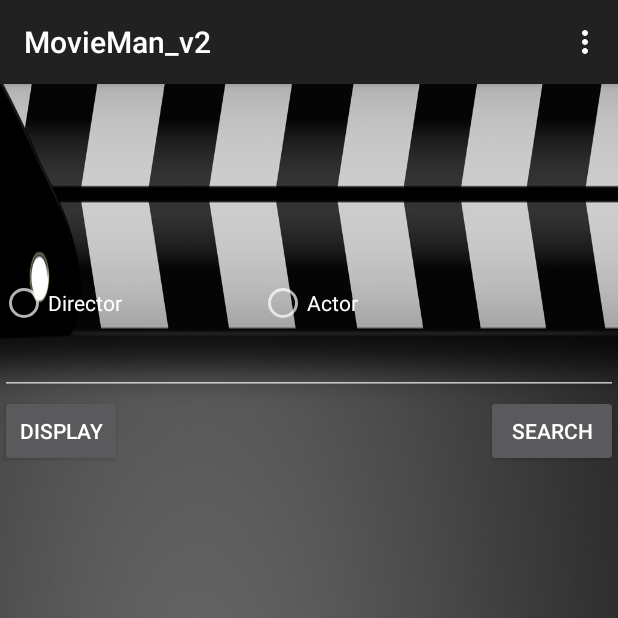
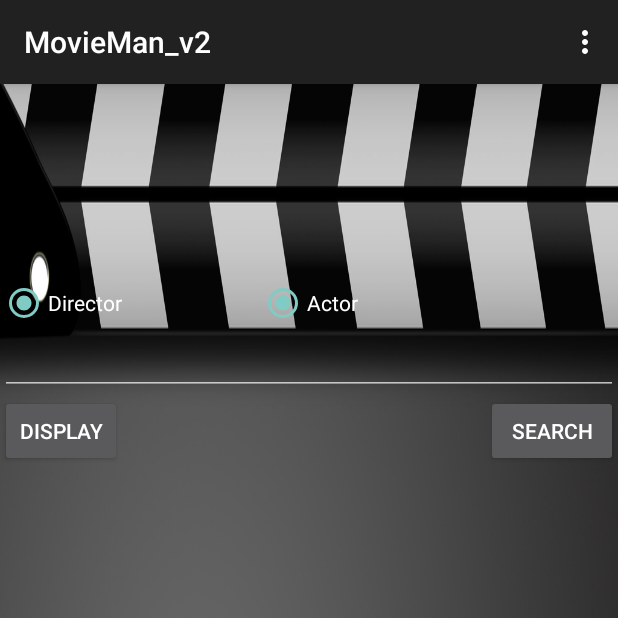
Before and after one commit to rochforp/MovieMan_v2.1, an Android app: the screen it shows after launch (MainActivity), in the options menu, after a tap on "Settings", on a phone screen of 412 x 824 dp, the top half of it. Run offline under Robolectric (Android 15) with nearby library versions, the phone set to English and light mode, and no system bars.

Commit message:
Updated: now has radio buttons but they still don't work correctly.

```diff
--- a/app/src/main/res/layout/activity_main.xml
+++ b/app/src/main/res/layout/activity_main.xml
@@ -4,13 +4,13 @@
     android:layout_width="match_parent"
     android:layout_height="match_parent"
     android:orientation="horizontal"
-    android:background="@mipmap/movie_background"
-    >
+    android:background="@mipmap/movie_background">
+
+    <!-- Dont put radio buttons inside the radio group unless we only want one to be selected-->
     <RadioGroup
         android:id="@+id/radioSex"
         android:layout_width="wrap_content"
         android:layout_height="wrap_content" >
-
     </RadioGroup>
 
     <RadioButton
@@ -21,9 +21,34 @@
         android:layout_gravity="center_vertical"
         android:layout_alignTop="@+id/radioActors"
         android:layout_alignParentLeft="true"
-        android:layout_alignParentStart="true" />
+        android:layout_alignParentStart="true"
+        android:onClick="OnRadioButtonClicked"
+    />
+    <!--android: android:onClick="sendSearchDirector" this will handle the search for directors. Still need to write -->
 
-    <!-- wanted to name it edit_search instead of edit_message but don't wanna mess anything up -->
+    <RadioButton
+        android:id="@+id/radioActors"
+        android:layout_width="wrap_content"
+        android:layout_height="wrap_content"
+        android:text="@string/radio_actor"
+        android:layout_gravity="center_vertical"
+        android:layout_marginTop="90dp"
+        android:layout_below="@+id/edit_message"
+        android:layout_centerHorizontal="true"
+        android:checked="true"
+
+        />
+    <!--android: android:onClick="sendSearchActor" this will handle the search for directors. Still need to write -->
+
+    <Button
+        android:id="@+id/btnDisplay"
+        android:layout_width="wrap_content"
+        android:layout_height="wrap_content"
+        android:text="@string/btn_display"
+        android:layout_alignTop="@+id/button"
+        android:layout_alignRight="@+id/radioDirectors"
+        android:layout_alignEnd="@+id/radioDirectors" />
+
     <Button
         android:layout_width="wrap_content"
         android:layout_height="wrap_content"
@@ -33,24 +58,6 @@
         android:layout_below="@+id/autocomplete_actor"
         android:layout_alignParentRight="true"
         android:layout_alignParentEnd="true" />
-
-    <RadioButton
-        android:id="@+id/radioActors"
-        android:layout_width="wrap_content"
-        android:layout_height="wrap_content"
-        android:text="@string/radio_actor"
-        android:layout_gravity="center_vertical"
-        android:layout_marginTop="90dp"
-        android:layout_below="@+id/edit_message"
-        android:layout_centerHorizontal="true" />
-    <Button
-        android:id="@+id/btnDisplay"
-        android:layout_width="wrap_content"
-        android:layout_height="wrap_content"
-        android:text="@string/btn_display"
-        android:layout_alignTop="@+id/button"
-        android:layout_alignRight="@+id/radioDirectors"
-        android:layout_alignEnd="@+id/radioDirectors" />
 
     <EditText
         android:id="@+id/edit_message"
@@ -72,5 +79,4 @@
         android:layout_alignRight="@+id/button"
         android:layout_alignEnd="@+id/button" />
 
-
 </RelativeLayout>
```
Also changed, not shown: app/src/main/java/com/example/robertrochford/movieman_v2/MainActivity.java (+18 -6 lines).
